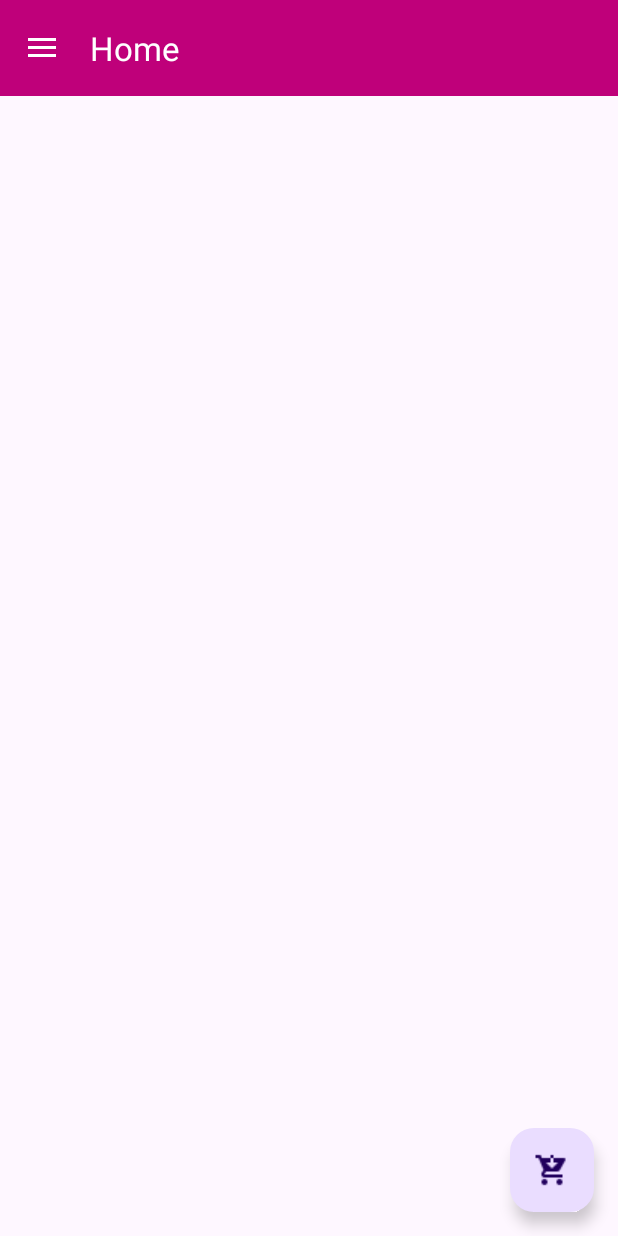
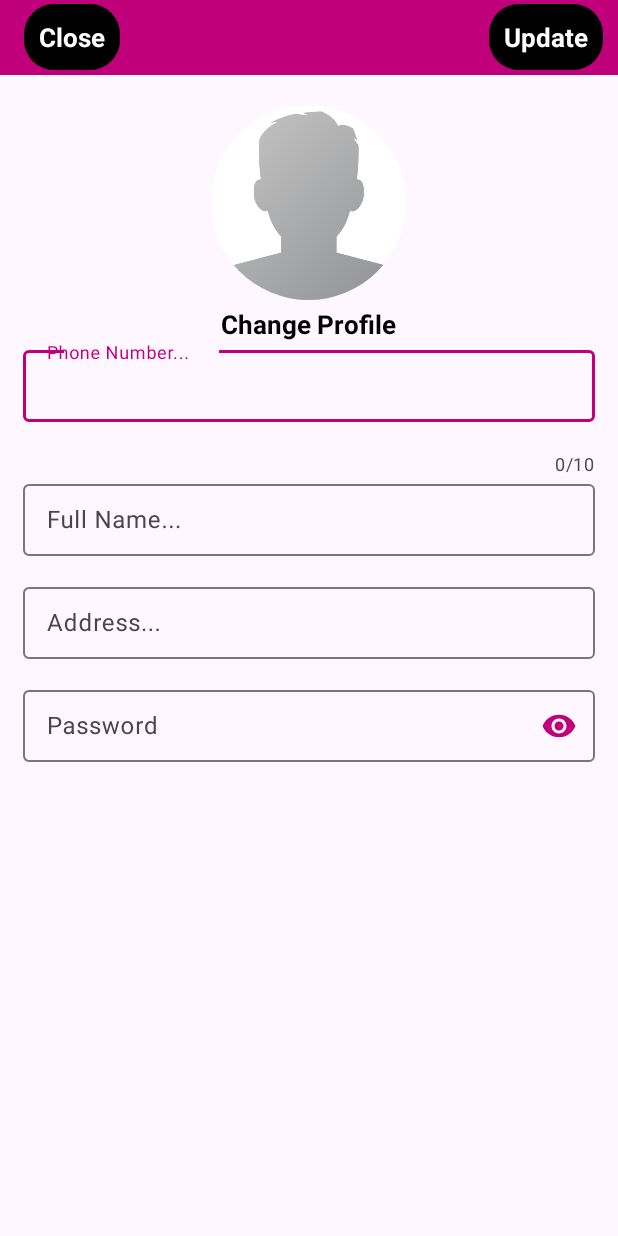
Before and after one commit to Stephen-Salano/E-commerce_App, an Android app: the HomeActivity screen opened directly, with no data from a screen before it, in the side drawer, after a tap on "Settings", on a phone screen of 412 x 824 dp. Run offline under Robolectric (Android 15) with nearby library versions, the phone set to English and light mode, and no system bars; our stand-ins replace CircleImageView, Firebase (no records; nobody signed in at launch, a user with empty details on screens opened directly), Picasso, navigation-ui; libraries missing offline, so code that uses them is left out: io.paperdb; 2 statements that could not run were skipped.

Commit message:
Adding a SettingsActivity for user: A section on the drawable that leads to a user to SettingsActivity page to update information

```diff
--- a/app/src/main/AndroidManifest.xml
+++ b/app/src/main/AndroidManifest.xml
@@ -12,6 +12,9 @@
         android:supportsRtl="true"
         android:theme="@style/Theme.ECommerce"
         tools:targetApi="31">
+        <activity
+            android:name=".SettingsActivity"
+            android:exported="false" />
         <activity
             android:name=".HomeActivity"
             android:exported="false"
--- a/app/src/main/java/com/example/e_commerce/HomeActivity.java
+++ b/app/src/main/java/com/example/e_commerce/HomeActivity.java
@@ -172,7 +172,8 @@ public class HomeActivity extends AppCompatActivity implements NavigationView.On
         } else if (id == R.id.nav_categories) {
 
         } else if (id == R.id.nav_settings){
-//            Intent intent = new Intent(HomeActivity.this, SettingsA)
+            Intent intent = new Intent(HomeActivity.this, SettingsActivity.class);
+            startActivity(intent);
         } else if (id == R.id.logout) {
             Paper.book().destroy();
             Intent intent = new Intent(HomeActivity.this, MainActivity.class);
--- /dev/null
+++ b/app/src/main/java/com/example/e_commerce/SettingsActivity.java
@@ -0,0 +1,24 @@
+package com.example.e_commerce;
+
+import android.os.Bundle;
+
+import androidx.activity.EdgeToEdge;
+import androidx.appcompat.app.AppCompatActivity;
+import androidx.core.graphics.Insets;
+import androidx.core.view.ViewCompat;
+import androidx.core.view.WindowInsetsCompat;
+
+public class SettingsActivity extends AppCompatActivity {
+
+    @Override
+    protected void onCreate(Bundle savedInstanceState) {
+        super.onCreate(savedInstanceState);
+        EdgeToEdge.enable(this);
+        setContentView(R.layout.activity_settings);
+        ViewCompat.setOnApplyWindowInsetsListener(findViewById(R.id.main), (v, insets) -> {
+            Insets systemBars = insets.getInsets(WindowInsetsCompat.Type.systemBars());
+            v.setPadding(systemBars.left, systemBars.top, systemBars.right, systemBars.bottom);
+            return insets;
+        });
+    }
+}
--- /dev/null
+++ b/app/src/main/res/drawable/rounded_black_background.xml
@@ -0,0 +1,6 @@
+<?xml version="1.0" encoding="utf-8"?>
+<shape xmlns:android="http://schemas.android.com/apk/res/android">
+    <solid android:color="@android:color/black" />
+    <corners android:radius="20dp" />
+    <padding android:left="10dp" android:top="10dp" android:right="10dp" android:bottom="10dp" />
+</shape>
--- /dev/null
+++ b/app/src/main/res/layout/activity_settings.xml
@@ -0,0 +1,163 @@
+<?xml version="1.0" encoding="utf-8"?>
+<RelativeLayout xmlns:android="http://schemas.android.com/apk/res/android"
+    xmlns:app="http://schemas.android.com/apk/res-auto"
+    xmlns:tools="http://schemas.android.com/tools"
+    android:id="@+id/main"
+    android:layout_width="match_parent"
+    android:layout_height="match_parent"
+    tools:context=".SettingsActivity">
+    <com.google.android.material.appbar.AppBarLayout
+        android:id="@+id/app_bar_settings"
+        android:layout_width="match_parent"
+        android:layout_height="50dp"
+        android:background="@color/colorPrimaryDark"
+        >
+
+        <androidx.appcompat.widget.Toolbar
+            android:id="@+id/toolbar_settings"
+            android:layout_width="match_parent"
+            android:layout_height="wrap_content">
+            <RelativeLayout
+                android:layout_width="match_parent"
+                android:layout_height="wrap_content">
+                <TextView
+                    android:id="@+id/close_settings_btn"
+                    android:layout_width="wrap_content"
+                    android:layout_height="wrap_content"
+                    android:text="@string/settings_close_text"
+                    android:textColor="@android:color/white"
+                    android:textSize="17sp"
+                    android:textStyle="bold"
+                    android:padding="10dp"
+                    android:background="@drawable/rounded_black_background"
+                    android:layout_alignParentStart="true"
+                    />
+                <TextView
+                    android:id="@+id/update_account_settings_btn"
+                    android:layout_width="wrap_content"
+                    android:layout_height="wrap_content"
+                    android:text="@string/settings_update_text"
+                    android:textColor="@android:color/white"
+                    android:textSize="17sp"
+                    android:textStyle="bold"
+                    android:padding="10dp"
+                    android:layout_marginEnd="10dp"
+                    android:background="@drawable/rounded_black_background"
+                    android:layout_alignParentEnd="true"
+                    />
+            </RelativeLayout>
+        </androidx.appcompat.widget.Toolbar>
+    </com.google.android.material.appbar.AppBarLayout>
+
+    <de.hdodenhof.circleimageview.CircleImageView
+        android:id="@+id/settings_profile_image"
+        android:layout_width="130dp"
+        android:layout_height="130dp"
+        android:src="@drawable/profile"
+        android:layout_below="@+id/app_bar_settings"
+        android:layout_marginTop="20dp"
+        android:layout_centerHorizontal="true"
+
+        />
+    <TextView
+        android:id="@+id/profile_image_change"
+        android:layout_width="wrap_content"
+        android:layout_height="wrap_content"
+        android:text="@string/change_profile_settings"
+        android:textSize="17sp"
+        android:textStyle="bold"
+        android:layout_marginTop="4dp"
+        android:layout_centerHorizontal="true"
+        android:textColor="@android:color/black"
+        android:layout_below="@id/settings_profile_image"
+        />
+    <com.google.android.material.textfield.TextInputLayout
+        android:id="@+id/settings_phone_number"
+        android:layout_width="match_parent"
+        android:layout_height="wrap_content"
+        android:layout_below="@id/profile_image_change"
+        android:hint="@string/phone_number_settings_hint"
+        app:endIconMode="clear_text"
+        app:endIconTint="@color/colorPrimaryDark"
+        app:counterEnabled="true"
+        app:counterMaxLength="10"
+        app:errorEnabled="true"
+        app:errorIconTint="@color/colorPrimaryDark"
+        app:endIconCheckable="true"
+        >
+        <com.google.android.material.textfield.TextInputEditText
+            android:layout_width="match_parent"
+            android:layout_height="wrap_content"
+            android:layout_margin="15dp"
+            android:minHeight="48dp"
+            android:inputType="phone"
+            android:padding="10dp"
+            android:textColor="@color/colorPrimary"
+            />
+    </com.google.android.material.textfield.TextInputLayout>
+    <com.google.android.material.textfield.TextInputLayout
+        android:id="@+id/settings_full_name"
+        android:layout_width="match_parent"
+        android:layout_height="wrap_content"
+        android:layout_below="@id/settings_phone_number"
+        android:hint="@string/full_name_settings"
+        app:endIconMode="clear_text"
+        app:endIconTint="@color/colorPrimaryDark"
+        app:endIconCheckable="true"
+        >
+        <com.google.android.material.textfield.TextInputEditText
+            android:layout_width="match_parent"
+            android:layout_height="wrap_content"
+            android:layout_margin="15dp"
+            android:minHeight="48dp"
+            android:padding="10dp"
+            android:inputType="textPersonName"
+            android:textColor="@color/colorPrimary"
+            />
+    </com.google.android.material.textfield.TextInputLayout>
+    <com.google.android.material.textfield.TextInputLayout
+        android:id="@+id/settings_address"
+        android:layout_width="match_parent"
+        android:layout_height="wrap_content"
+        android:layout_below="@id/settings_full_name"
+        android:hint="@string/address_settings"
+        app:endIconMode="clear_text"
+        app:endIconTint="@color/colorPrimaryDark"
+        app:endIconCheckable="true"
+        >
+        <com.google.android.material.textfield.TextInputEditText
+            android:layout_width="match_parent"
+            android:layout_height="wrap_content"
+            android:layout_margin="15dp"
+            android:minHeight="48dp"
+            android:padding="10dp"
+            android:inputType="textPostalAddress"
+            android:textColor="@color/colorPrimary"
+            />
+    </com.google.android.material.textfield.TextInputLayout>
+
+
+    <com.google.android.material.textfield.TextInputLayout
+        android:id="@+id/settings_password"
+        android:layout_width="match_parent"
+        android:layout_height="wrap_content"
+        android:layout_below="@id/settings_address"
+        android:hint="@string/password_settings"
+        app:endIconMode="password_toggle"
+        app:endIconTint="@color/colorPrimaryDark"
+        >
+        <com.google.android.material.textfield.TextInputEditText
+            android:layout_width="match_parent"
+            android:layout_height="wrap_content"
+            android:layout_margin="15dp"
+            android:minHeight="48dp"
+            android:padding="10dp"
+            android:inputType="textPassword"
+            android:textColor="@color/colorPrimary"
+            />
+    </com.google.android.material.textfield.TextInputLayout>
+
+
+
+
+</RelativeLayout>
--- a/app/src/main/res/values/strings.xml
+++ b/app/src/main/res/values/strings.xml
@@ -40,4 +40,11 @@
     <string name="user_product_name">Product Name</string>
     <string name="poduct_description">Poduct Description</string>
     <string name="user_product_description">Product Description</string>
+    <string name="settings_close_text">Close</string>
+    <string name="settings_update_text">Update</string>
+    <string name="phone_number_settings_hint">Phone Number...</string>
+    <string name="change_profile_settings">Change Profile</string>
+    <string name="full_name_settings">Full Name...</string>
+    <string name="address_settings">Address...</string>
+    <string name="password_settings">Password</string>
 </resources>
```
